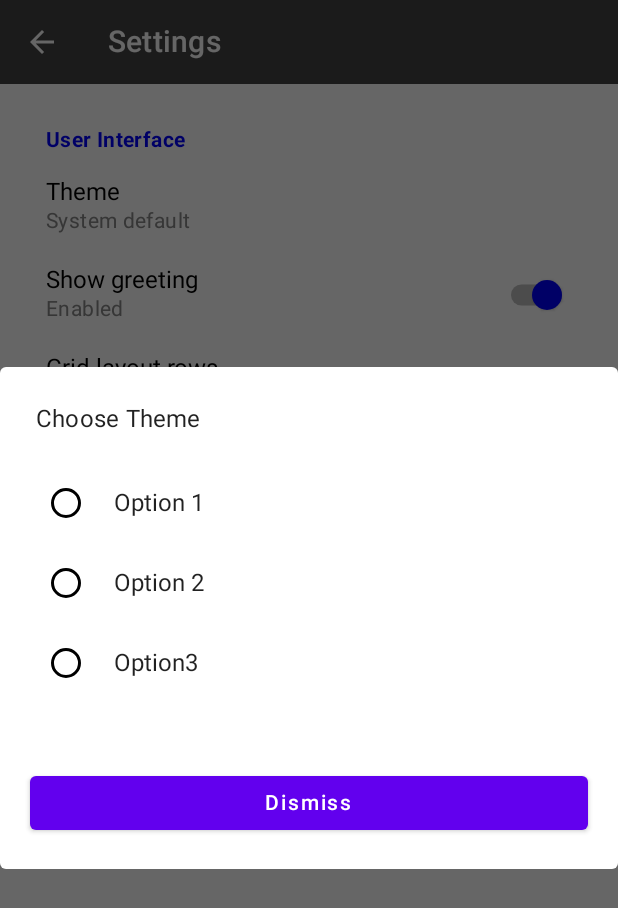
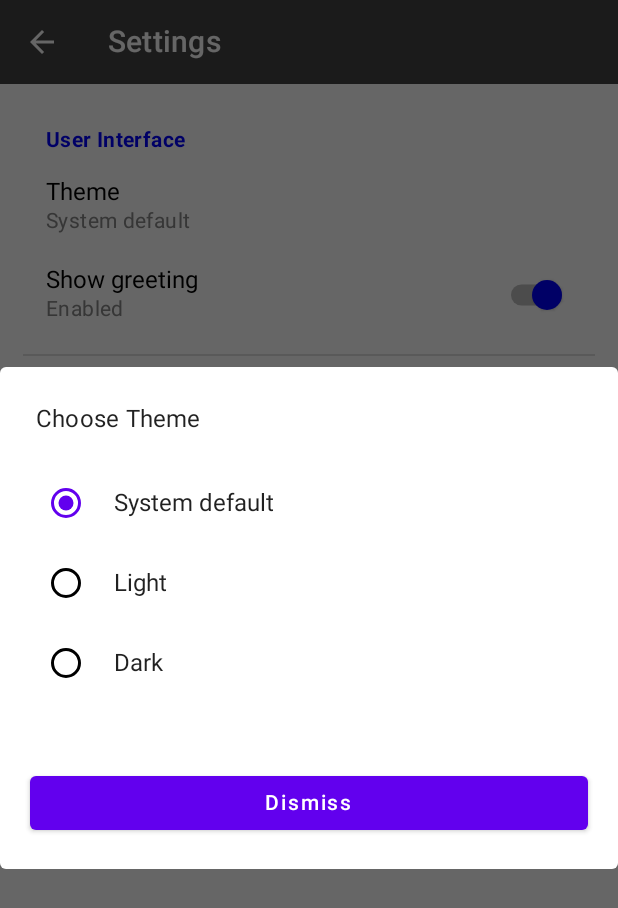
Before and after one commit to diogosantos41/TakeNoteApp, an Android app built with Jetpack Compose: the SettingsScreen screen opened through its navigation route, after a tap on "Theme", on a phone screen of 412 x 824 dp. Shown: the top 908 px of the screen. Run offline under Robolectric (Android 15) with nearby library versions, the phone set to English and light mode, and no system bars; our stand-ins replace Dagger/Hilt's generated code.

Commit message:
Further development settings screen

```diff
--- a/app/src/main/java/com/dscoding/takenoteapp/MainActivity.kt
+++ b/app/src/main/java/com/dscoding/takenoteapp/MainActivity.kt
@@ -19,6 +19,8 @@ import com.dscoding.takenoteapp.presentation.list_notes.NotesScreen
 import com.dscoding.takenoteapp.presentation.settings.SettingsScreen
 import com.dscoding.takenoteapp.presentation.util.Screen
 import com.dscoding.takenoteapp.ui.theme.TakeNoteAppTheme
+import com.dscoding.takenoteapp.utils.Constants.NOTE_COLOR_ARG
+import com.dscoding.takenoteapp.utils.Constants.NOTE_ID_ARG
 import dagger.hilt.android.AndroidEntryPoint
 
 @AndroidEntryPoint
@@ -29,8 +31,8 @@ class MainActivity : ComponentActivity() {
         super.onCreate(savedInstanceState)
         window.setSoftInputMode(WindowManager.LayoutParams.SOFT_INPUT_ADJUST_RESIZE);
         setContent {
-            TakeNoteAppTheme() {
-                Surface(color = MaterialTheme.colors.background) {
+            TakeNoteAppTheme {
+                Surface {
                     Navigation()
                 }
             }
@@ -51,23 +53,23 @@ fun Navigation() {
         }
         composable(
             route = Screen.AddEditNoteScreen.route +
-                    "?noteId={noteId}&noteColor={noteColor}",
+                    "?$NOTE_ID_ARG={$NOTE_ID_ARG}&$NOTE_COLOR_ARG={$NOTE_COLOR_ARG}",
             arguments = listOf(
                 navArgument(
-                    name = "noteId"
+                    name = NOTE_ID_ARG
                 ) {
                     type = NavType.IntType
                     defaultValue = -1
                 },
                 navArgument(
-                    name = "noteColor"
+                    name = NOTE_COLOR_ARG
                 ) {
                     type = NavType.IntType
                     defaultValue = -1
                 },
             )
         ) {
-            val color = it.arguments?.getInt("noteColor") ?: -1
+            val color = it.arguments?.getInt(NOTE_COLOR_ARG) ?: -1
             AddEditNoteScreen(
                 navController = navController,
                 noteColor = color
--- a/app/src/main/java/com/dscoding/takenoteapp/data/repository/PreferencesRepositoryImpl.kt
+++ b/app/src/main/java/com/dscoding/takenoteapp/data/repository/PreferencesRepositoryImpl.kt
@@ -6,7 +6,6 @@ import androidx.datastore.preferences.core.Preferences
 import androidx.datastore.preferences.core.edit
 import androidx.datastore.preferences.preferencesDataStore
 import com.dscoding.takenoteapp.domain.model.UserPreferences
-import com.dscoding.takenoteapp.domain.model.UserPreferences.Companion.GRID_LAYOUT_ROWS
 import com.dscoding.takenoteapp.domain.model.UserPreferences.Companion.SHOW_GREETING
 import com.dscoding.takenoteapp.domain.model.UserPreferences.Companion.THEME
 import com.dscoding.takenoteapp.domain.model.UserPreferences.Companion.USER_NAME
@@ -25,7 +24,6 @@ class PreferencesRepositoryImpl(
             preferences[SHOW_GREETING] = userPreferences.show_greeting
             preferences[USER_NAME] = userPreferences.user_name
             preferences[THEME] = userPreferences.theme
-            preferences[GRID_LAYOUT_ROWS] = userPreferences.grid_layout_rows
         }
     }
 
@@ -33,8 +31,7 @@ class PreferencesRepositoryImpl(
         UserPreferences(
             show_greeting = userPreferences[SHOW_GREETING] ?: true,
             user_name = userPreferences[USER_NAME] ?: "",
-            theme = userPreferences[THEME] ?: UserPreferences.Theme.SYSTEM_DEFAULT.int,
-            grid_layout_rows = userPreferences[GRID_LAYOUT_ROWS] ?: 2
+            theme = userPreferences[THEME] ?: UserPreferences.Theme.SYSTEM_DEFAULT.id,
         )
     }
 }
--- a/app/src/main/java/com/dscoding/takenoteapp/domain/model/UserPreferences.kt
+++ b/app/src/main/java/com/dscoding/takenoteapp/domain/model/UserPreferences.kt
@@ -3,22 +3,20 @@ package com.dscoding.takenoteapp.domain.model
 import androidx.datastore.preferences.core.booleanPreferencesKey
 import androidx.datastore.preferences.core.intPreferencesKey
 import androidx.datastore.preferences.core.stringPreferencesKey
+import com.dscoding.takenoteapp.R
 
 data class UserPreferences(
     val show_greeting: Boolean,
     val user_name: String,
     val theme: Int,
-    val grid_layout_rows: Int
 ) {
     companion object {
         val SHOW_GREETING = booleanPreferencesKey("show_greeting")
         val USER_NAME = stringPreferencesKey("user_name")
         val THEME = intPreferencesKey("theme")
-        val GRID_LAYOUT_ROWS = intPreferencesKey("grid_layout_rows")
-
     }
 
-    enum class Theme(val int: Int) {
+    enum class Theme(val id: Int) {
         SYSTEM_DEFAULT(0),
         LIGHT(1),
         DARK(2)
--- a/app/src/main/java/com/dscoding/takenoteapp/presentation/add_edit_note/AddEditNoteViewModel.kt
+++ b/app/src/main/java/com/dscoding/takenoteapp/presentation/add_edit_note/AddEditNoteViewModel.kt
@@ -9,6 +9,7 @@ import androidx.lifecycle.viewModelScope
 import com.dscoding.takenoteapp.domain.model.InvalidNoteException
 import com.dscoding.takenoteapp.domain.model.Note
 import com.dscoding.takenoteapp.domain.use_case.NoteUseCases
+import com.dscoding.takenoteapp.utils.Constants.NOTE_ID_ARG
 import dagger.hilt.android.lifecycle.HiltViewModel
 import kotlinx.coroutines.flow.MutableSharedFlow
 import kotlinx.coroutines.flow.asSharedFlow
@@ -50,7 +51,7 @@ class AddEditNoteViewModel @Inject constructor(
     private var currentSelectedNote: Note? = null
 
     init {
-        saveStateHandle.get<Int>("noteId")?.let { noteId ->
+        saveStateHandle.get<Int>(NOTE_ID_ARG)?.let { noteId ->
             if (noteId != -1) {
                 viewModelScope.launch {
                     noteUseCases.getNote(noteId)?.also { note ->
--- a/app/src/main/java/com/dscoding/takenoteapp/presentation/settings/SettingsEvent.kt
+++ b/app/src/main/java/com/dscoding/takenoteapp/presentation/settings/SettingsEvent.kt
@@ -2,7 +2,9 @@ package com.dscoding.takenoteapp.presentation.settings
 
 sealed class SettingsEvent {
     object ChangeShowGreetingState : SettingsEvent()
-    object OpenDialog : SettingsEvent()
-    data class ShowDialog(val toShowDialog: Boolean) : SettingsEvent()
-    data class SelectDialogOption(val option: Int) : SettingsEvent()
+    object SelectRateTheApp : SettingsEvent()
+    object SelectShareTheApp : SettingsEvent()
+    data class ShowThemeOptionsDialog(val toShowDialog: Boolean) : SettingsEvent()
+    data class SelectThemeOption(val option: Int) : SettingsEvent()
+
 }
--- a/app/src/main/java/com/dscoding/takenoteapp/presentation/settings/SettingsFieldState.kt
+++ b/app/src/main/java/com/dscoding/takenoteapp/presentation/settings/SettingsFieldState.kt
@@ -1,6 +1,9 @@
 package com.dscoding.takenoteapp.presentation.settings
 
+import com.dscoding.takenoteapp.R
+import com.dscoding.takenoteapp.utils.UiText
+
 data class SettingsFieldState(
-    val value: String = "",
+    val value: UiText = UiText.StringResource(R.string.empty_string),
     val isActive: Boolean = false
 )
--- a/app/src/main/java/com/dscoding/takenoteapp/presentation/settings/SettingsScreen.kt
+++ b/app/src/main/java/com/dscoding/takenoteapp/presentation/settings/SettingsScreen.kt
@@ -9,6 +9,8 @@ import androidx.compose.runtime.Composable
 import androidx.compose.ui.Modifier
 import androidx.compose.ui.graphics.Color
 import androidx.compose.ui.res.dimensionResource
+import androidx.compose.ui.res.stringArrayResource
+import androidx.compose.ui.res.stringResource
 import androidx.compose.ui.unit.dp
 import androidx.hilt.navigation.compose.hiltViewModel
 import androidx.navigation.NavController
@@ -30,7 +32,6 @@ fun SettingsScreen(
     val generalMargin = dimensionResource(R.dimen.general_margin)
     val headerTopMargin = dimensionResource(R.dimen.settings_margin_header_top)
     val betweenFieldsMargin = dimensionResource(R.dimen.general_margin)
-
     Scaffold(
         topBar = {
             TopAppBar(
@@ -58,13 +59,6 @@ fun SettingsScreen(
                     generalMargin,
                     generalMargin
                 )
-            if (state.showDialog) {
-                OptionsDialog(
-                    viewModel,
-                    "Choose Theme",
-                    listOf("Option 1", "Option 2", "Option3")
-                )
-            }
             Column(modifier = Modifier.padding(generalMargin, 0.dp)) {
                 Column(settingsColumnModifier) {
 
@@ -72,22 +66,17 @@ fun SettingsScreen(
                     SettingsHeader(text = "User Interface")
                     Spacer(modifier = Modifier.height(betweenFieldsMargin))
                     SettingsField(
-                        "Theme",
-                        "System default",
-                        onClick = { viewModel.onEvent(SettingsEvent.ShowDialog(true)) })
+                        stringResource(R.string.settings_theme),
+                        state.selectedTheme.asString(),
+                        onClick = { viewModel.onEvent(SettingsEvent.ShowThemeOptionsDialog(true)) })
                     Spacer(modifier = Modifier.height(betweenFieldsMargin))
                     SwitchField(
                         "Show greeting",
-                        showGreetingState.value,
+                        showGreetingState.value.asString(),
                         showGreetingState.isActive,
                         onSelect = {
                             viewModel.onEvent(SettingsEvent.ChangeShowGreetingState)
                         })
-                    Spacer(modifier = Modifier.height(betweenFieldsMargin))
-                    SettingsField(
-                        "Grid layout rows",
-                        "2",
-                        onClick = { viewModel.onEvent(SettingsEvent.ShowDialog(true)) })
                 }
                 Divider()
                 Column(settingsColumnModifier) {
@@ -105,5 +94,16 @@ fun SettingsScreen(
                         onClick = { })
                 }
             }
+            if (state.showThemeOptionsDialog) {
+                OptionsDialog(
+                    title = stringResource(id = R.string.settings_theme_dialog_title),
+                    options = stringArrayResource(R.array.ThemeOptions).toList(),
+                    selected = state.selectedTheme.asString(),
+                    onOptionSelected = {
+                        viewModel.onEvent(SettingsEvent.SelectThemeOption(it))
+                    },
+                    dismissDialog = { viewModel.onEvent(SettingsEvent.ShowThemeOptionsDialog(false)) }
+                )
+            }
         })
 }
--- a/app/src/main/java/com/dscoding/takenoteapp/presentation/settings/SettingsState.kt
+++ b/app/src/main/java/com/dscoding/takenoteapp/presentation/settings/SettingsState.kt
@@ -1,5 +1,10 @@
 package com.dscoding.takenoteapp.presentation.settings
 
+import com.dscoding.takenoteapp.R
+import com.dscoding.takenoteapp.utils.UiText
+
 data class SettingsState(
-    val showDialog: Boolean = false
+    val showThemeOptionsDialog: Boolean = false,
+    val isUserNameFieldVisible: Boolean = false,
+    val selectedTheme: UiText = UiText.StringResource(resId = R.string.empty_string)
 )
--- a/app/src/main/java/com/dscoding/takenoteapp/presentation/settings/SettingsViewModel.kt
+++ b/app/src/main/java/com/dscoding/takenoteapp/presentation/settings/SettingsViewModel.kt
@@ -4,8 +4,10 @@ import androidx.compose.runtime.State
 import androidx.compose.runtime.mutableStateOf
 import androidx.lifecycle.ViewModel
 import androidx.lifecycle.viewModelScope
+import com.dscoding.takenoteapp.R
 import com.dscoding.takenoteapp.domain.model.UserPreferences
 import com.dscoding.takenoteapp.domain.use_case.PreferencesUseCases
+import com.dscoding.takenoteapp.utils.UiText
 import dagger.hilt.android.lifecycle.HiltViewModel
 import kotlinx.coroutines.Job
 import kotlinx.coroutines.flow.launchIn
@@ -38,19 +40,35 @@ class SettingsViewModel @Inject constructor(
                         UserPreferences(
                             show_greeting = !showGreetingFieldState.value.isActive,
                             user_name = "",
-                            theme = 0,
-                            grid_layout_rows = 2
+                            theme = getThemeIdFromText(state.value.selectedTheme),
                         )
                     )
                 }
             }
-            is SettingsEvent.ShowDialog -> {
+            is SettingsEvent.ShowThemeOptionsDialog -> {
                 _state.value = state.value.copy(
-                    showDialog = event.toShowDialog
+                    showThemeOptionsDialog = event.toShowDialog
                 )
             }
-            is SettingsEvent.SelectDialogOption -> {
-                event.option
+            is SettingsEvent.SelectThemeOption -> {
+                _state.value = state.value.copy(
+                    showThemeOptionsDialog = false
+                )
+                viewModelScope.launch {
+                    preferencesUseCases.updateUserPreference(
+                        UserPreferences(
+                            show_greeting = showGreetingFieldState.value.isActive,
+                            user_name = "",
+                            theme = event.option
+                        )
+                    )
+                }
+            }
+            is SettingsEvent.SelectRateTheApp -> {
+
+            }
+            is SettingsEvent.SelectShareTheApp -> {
+
             }
         }
     }
@@ -60,10 +78,53 @@ class SettingsViewModel @Inject constructor(
         getPreferencesJob = preferencesUseCases.getUserPreference()
             .onEach { preferences ->
                 _showGreetingFieldState.value = showGreetingFieldState.value.copy(
-                    value = if (preferences.show_greeting) "Enabled" else "Disabled",
+                    value = if (preferences.show_greeting)
+                        UiText.StringResource(
+                            R.string.settings_show_greeting_enabled
+                        )
+                    else UiText.StringResource(
+                        R.string.settings_show_greeting_disabled
+                    ),
                     isActive = preferences.show_greeting
+                )
+                _state.value = state.value.copy(
+                    selectedTheme = getThemeTextFromId(preferences.theme)
                 )
             }
             .launchIn(viewModelScope)
     }
+
+    private fun getThemeIdFromText(text: UiText): Int {
+        return when (text) {
+            UiText.StringResource(R.string.settings_theme_option_system_default) -> {
+                UserPreferences.Theme.SYSTEM_DEFAULT.id
+            }
+            UiText.StringResource(R.string.settings_theme_option_light) -> {
+                UserPreferences.Theme.LIGHT.id
+            }
+            UiText.StringResource(R.string.settings_theme_option_dark) -> {
+                UserPreferences.Theme.DARK.id
+            }
+            else -> {
+                UserPreferences.Theme.SYSTEM_DEFAULT.id
+            }
+        }
+    }
+
+    private fun getThemeTextFromId(id: Int): UiText {
+        return when (id) {
+            UserPreferences.Theme.SYSTEM_DEFAULT.id -> {
+                UiText.StringResource(resId = R.string.settings_theme_option_system_default)
+            }
+            UserPreferences.Theme.LIGHT.id -> {
+                UiText.StringResource(resId = R.string.settings_theme_option_light)
+            }
+            UserPreferences.Theme.DARK.id -> {
+                UiText.StringResource(resId = R.string.settings_theme_option_dark)
+            }
+            else -> {
+                UiText.StringResource(resId = R.string.settings_theme_option_system_default)
+            }
+        }
+    }
 }
--- a/app/src/main/java/com/dscoding/takenoteapp/presentation/settings/components/OptionsDialog.kt
+++ b/app/src/main/java/com/dscoding/takenoteapp/presentation/settings/components/OptionsDialog.kt
@@ -2,25 +2,27 @@ package com.dscoding.takenoteapp.presentation.settings.components
 
 import androidx.compose.foundation.layout.*
 import androidx.compose.foundation.lazy.LazyColumn
-import androidx.compose.foundation.lazy.items
+import androidx.compose.foundation.lazy.itemsIndexed
 import androidx.compose.material.AlertDialog
 import androidx.compose.material.Button
+import androidx.compose.material.ButtonDefaults
 import androidx.compose.material.Text
-import androidx.compose.runtime.*
+import androidx.compose.runtime.Composable
 import androidx.compose.ui.Modifier
 import androidx.compose.ui.unit.dp
 import com.dscoding.takenoteapp.presentation.list_notes.components.DefaultRadioButton
-import com.dscoding.takenoteapp.presentation.settings.SettingsEvent
-import com.dscoding.takenoteapp.presentation.settings.SettingsViewModel
 
 @Composable
-fun OptionsDialog(viewModel: SettingsViewModel, title: String, options: List<String>) {
-
-    var text by remember { mutableStateOf("") }
-
+fun OptionsDialog(
+    title: String,
+    options: List<String>,
+    selected: String,
+    onOptionSelected: (Int) -> Unit,
+    dismissDialog: () -> Unit
+) {
     AlertDialog(
         onDismissRequest = {
-            viewModel.onEvent(SettingsEvent.ShowDialog(false))
+            dismissDialog()
         },
         title = {
             Text(text = title)
@@ -31,8 +33,11 @@ fun OptionsDialog(viewModel: SettingsViewModel, title: String, options: List<Str
                     .fillMaxWidth()
                     .padding(all = 20.dp)
             ) {
-                items(options) { option ->
-                    DefaultRadioButton(text = option, selected = false, onSelect = { })
+                itemsIndexed(options) { index, option ->
+                    DefaultRadioButton(
+                        text = option,
+                        selected = option == selected,
+                        onSelect = { onOptionSelected(index) })
                     Spacer(modifier = Modifier.height(5.dp))
                 }
             }
@@ -42,7 +47,8 @@ fun OptionsDialog(viewModel: SettingsViewModel, title: String, options: List<Str
             ) {
                 Button(
                     modifier = Modifier.fillMaxWidth(),
-                    onClick = { viewModel.onEvent(SettingsEvent.ShowDialog(false)) }
+                    colors = ButtonDefaults.buttonColors(),
+                    onClick = { dismissDialog() }
                 ) {
                     Text("Dismiss")
                 }
--- a/app/src/main/java/com/dscoding/takenoteapp/utils/Constants.kt
+++ b/app/src/main/java/com/dscoding/takenoteapp/utils/Constants.kt
@@ -1,6 +1,10 @@
 package com.dscoding.takenoteapp.utils
 
 object Constants {
+
+
+    const val NOTE_ID_ARG = "noteId"
+    const val NOTE_COLOR_ARG = "noteColor"
 
     const val DATABASE_NAME = "note_db"
     const val DATASTORE_NAME = "settings_ds"
--- /dev/null
+++ b/app/src/main/java/com/dscoding/takenoteapp/utils/UiText.kt
@@ -0,0 +1,30 @@
+package com.dscoding.takenoteapp.utils
+
+import android.content.Context
+import androidx.annotation.StringRes
+import androidx.compose.runtime.Composable
+import androidx.compose.ui.res.stringResource
+import com.dscoding.takenoteapp.R
+
+sealed class UiText {
+    data class DynamicString(val value: String): UiText()
+    class StringResource(
+        @StringRes val resId: Int,
+        vararg val args: Any
+    ): UiText()
+
+    @Composable
+    fun asString(): String {
+        return when(this) {
+            is DynamicString -> value
+            is StringResource -> stringResource(resId, *args)
+        }
+    }
+
+    fun asString(context: Context): String {
+        return when(this) {
+            is DynamicString -> value
+            is StringResource -> context.getString(resId, *args)
+        }
+    }
+}
--- a/app/src/main/res/values/strings.xml
+++ b/app/src/main/res/values/strings.xml
@@ -1,3 +1,22 @@
 <resources>
     <string name="app_name">TakeNoteApp</string>
+
+    <string name="empty_string" />
+    <string name="error_unknown">Unknown error</string>
+
+    <string name="settings_show_greeting">Show greeting</string>
+    <string name="settings_show_greeting_enabled">Enabled</string>
+    <string name="settings_show_greeting_disabled">Disabled</string>
+
+    <string name="settings_theme">Theme</string>
+    <string name="settings_theme_dialog_title">Choose Theme</string>
+    <string name="settings_theme_option_system_default">System default</string>
+    <string name="settings_theme_option_light">Light</string>
+    <string name="settings_theme_option_dark">Dark</string>
+
+    <string-array name="ThemeOptions">
+        <item>@string/settings_theme_option_system_default</item>
+        <item>@string/settings_theme_option_light</item>
+        <item>@string/settings_theme_option_dark</item>
+    </string-array>
 </resources>
```
Also changed, not shown: app/src/main/java/com/dscoding/takenoteapp/presentation/core/DefaultRadioButton.kt (renamed from app/src/main/java/com/dscoding/takenoteapp/presentation/list_notes/components/DefaultRadioButton.kt).
